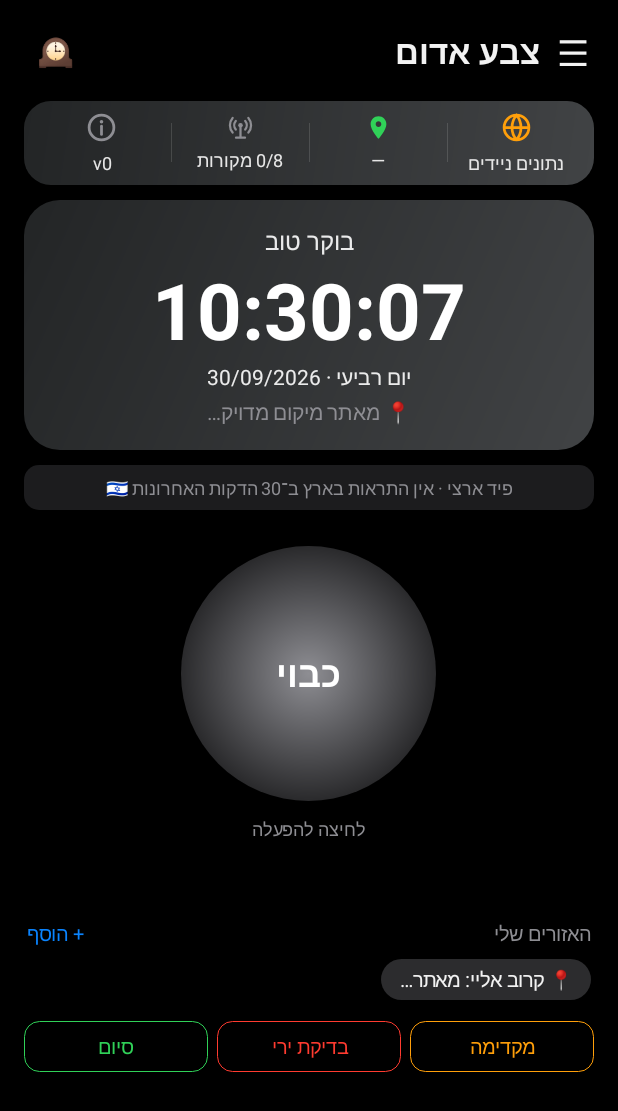
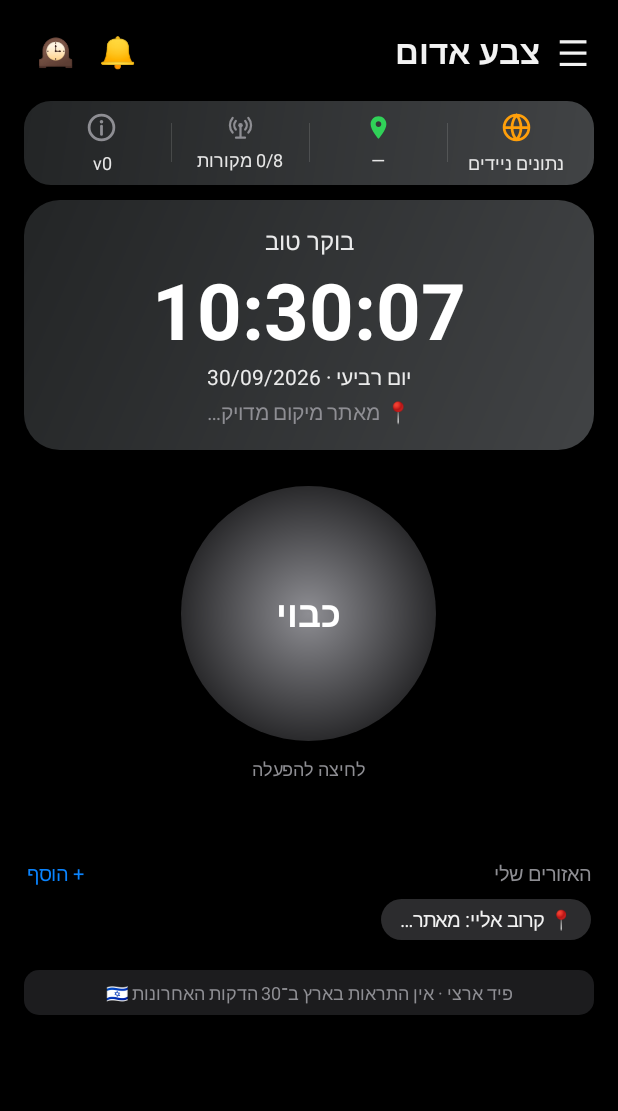
Before and after one commit to t0548321068/red-alert, an Android app: the screen it shows after launch (MainActivity), on a phone screen of 412 x 824 dp. Shown: the top 1111 px of the screen. Run offline under Robolectric (Android 15) with nearby library versions, the phone set to English and light mode, and no system bars; network calls fail; 1 statement that could not run was skipped.

Commit message:
Tests: one header button with chooser; national feed at bottom
Co-Authored-By: Claude Opus 5.5 <noreply@anthropic.com>
Claude-Session: https://claude.ai/code/session_01ENRMyiB4GToiLCRpL4Ct5u

```diff
--- a/app/src/main/java/com/tal/redalert/MainActivity.kt
+++ b/app/src/main/java/com/tal/redalert/MainActivity.kt
@@ -205,6 +205,11 @@ class MainActivity : Activity() {
         header.addView(text("צבע אדום", 22f, C.TEXT, bold = true).apply { setPadding(dp(8), 0, dp(8), 0) })
         // מספר הגרסה עבר לכרטיס החיווים - כאן רק מרווח
         header.addView(View(this), LinearLayout.LayoutParams(0, 1, 1f))
+        // כפתור בדיקה אחד: בוחרים מקדימה / ירי / סיום
+        header.addView(text("🔔", 20f, C.MUTED).apply {
+            setPadding(dp(8), dp(4), dp(8), dp(4))
+            setOnClickListener { chooseTest() }
+        })
         header.addView(text("🕰", 20f, C.MUTED).apply {
             setPadding(dp(8), dp(4), dp(8), dp(4))
             setOnClickListener { startActivity(Intent(this@MainActivity, ClockActivity::class.java)) }
@@ -288,7 +293,6 @@ class MainActivity : Activity() {
             setPadding(dp(12), dp(7), dp(12), dp(7))
             background = GradientDrawable().apply { cornerRadius = dp(10).toFloat(); setColor(C.CARD) }
         }
-        col.addView(feedLine, LinearLayout.LayoutParams(-1, -2).apply { topMargin = dp(10) })
 
         // עיגול הפעלה/כיבוי
         circleIcon = text("✓", 46f, C.GREEN).apply { gravity = Gravity.CENTER }
@@ -328,32 +332,8 @@ class MainActivity : Activity() {
         historyBox = LinearLayout(this)   // לא מוצג - נשאר לשימוש פנימי
         // הכפתור עבר לתפריט הצידי
 
-        // כפתורי בדיקה
-        val tests = LinearLayout(this)
-        listOf(
-            Triple("מקדימה", C.ORANGE, "בדקות הקרובות צפויות להתקבל התרעות באזורך"),
-            Triple("בדיקת ירי", C.RED, "ירי רקטות וטילים"),
-            Triple("סיום", C.GREEN, "האירוע הסתיים")
-        ).forEachIndexed { i, (label, color, title) ->
-            tests.addView(text(label, 13f, color).apply {
-                gravity = Gravity.CENTER
-                setPadding(0, dp(8), 0, dp(8))
-                background = GradientDrawable().apply {
-                    cornerRadius = dp(10).toFloat(); setStroke(dp(1), color)
-                }
-                setOnClickListener {
-                    Prefs.setEnabled(this@MainActivity, true)
-                    AlertService.start(this@MainActivity, testTitle = title)
-                    if (color != C.RED && Prefs.isQuietNow(this@MainActivity)) {
-                        android.widget.Toast.makeText(this@MainActivity,
-                            "שעות שקט פעילות – ההתראה נשלחה בשקט, בלי צליל ומסך מלא",
-                            android.widget.Toast.LENGTH_LONG).show()
-                    }
-                    refresh()
-                }
-            }, LinearLayout.LayoutParams(0, -2, 1f).apply { if (i > 0) marginStart = dp(6) })
-        }
-        col.addView(tests, LinearLayout.LayoutParams(-1, -2).apply { topMargin = dp(10) })
+        // הפיד הארצי - בתחתית המסך
+        col.addView(feedLine, LinearLayout.LayoutParams(-1, -2).apply { topMargin = dp(16) })
 
         val scroll = ScrollView(this).apply {
             addView(col)
@@ -608,6 +588,29 @@ class MainActivity : Activity() {
     private var openCat = -1
 
     /** הגדרות: מגירה שנפתחת מצד ימין, כל קטגוריה נפתחת/נסגרת במקום */
+    private fun chooseTest() {
+        val tests = listOf(
+            "מקדימה" to "בדקות הקרובות צפויות להתקבל התרעות באזורך",
+            "בדיקת ירי" to "ירי רקטות וטילים",
+            "סיום" to "האירוע הסתיים")
+        AlertDialog.Builder(this, dlg())
+            .setIcon(R.mipmap.ic_launcher)
+            .setTitle("בדיקת התראה")
+            .setItems(tests.map { it.first }.toTypedArray()) { _, i ->
+                val title = tests[i].second
+                Prefs.setEnabled(this, true)
+                AlertService.start(this, testTitle = title)
+                if (i != 1 && Prefs.isQuietNow(this)) {
+                    android.widget.Toast.makeText(this,
+                        "שעות שקט פעילות – ההתראה נשלחה בשקט, בלי צליל ומסך מלא",
+                        android.widget.Toast.LENGTH_LONG).show()
+                }
+                refresh()
+            }
+            .setNegativeButton("ביטול", null)
+            .show()
+    }
+
     private fun showSettings() {
         val d = android.app.Dialog(this, android.R.style.Theme_Translucent_NoTitleBar)
         val root = android.widget.FrameLayout(this).apply { setBackgroundColor(Color.parseColor("#99000000")) }
```
